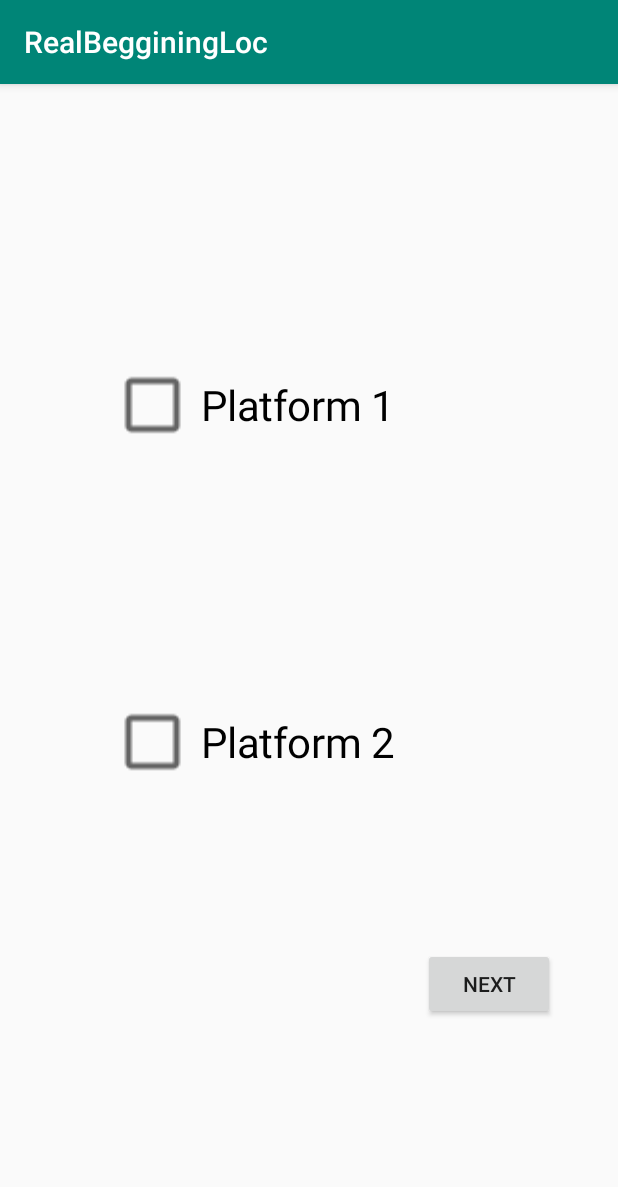
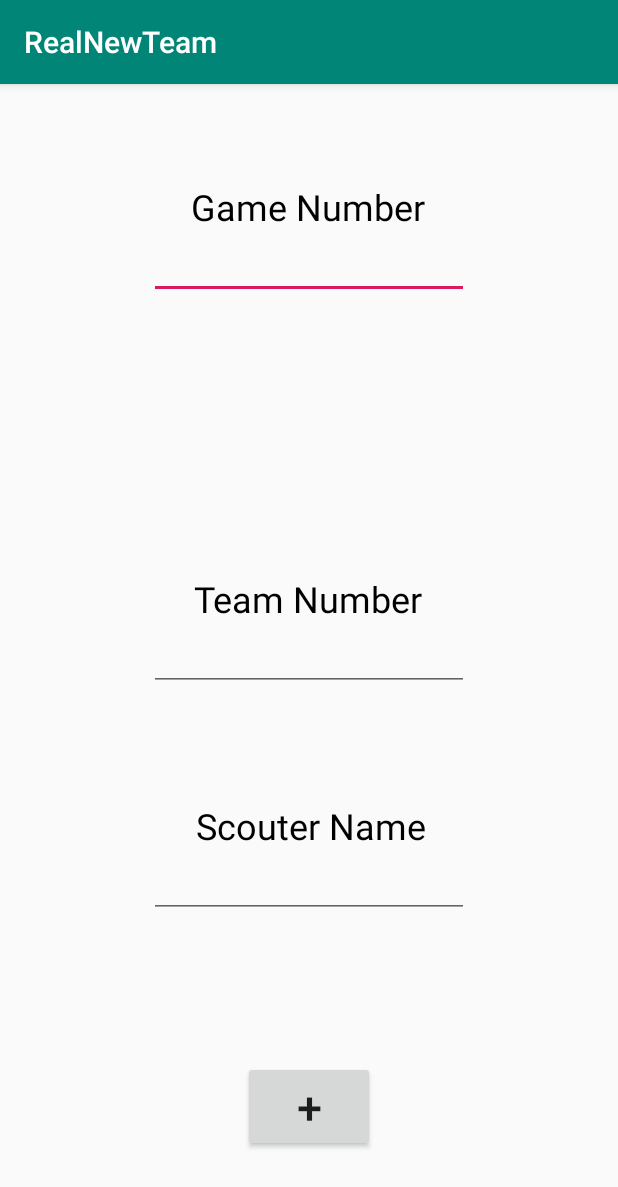
Before and after one commit to SigmaSoot/Team4939ScoutingApp, an Android app: the screen it shows after launch (RealBegginingLoc before the commit, RealNewTeam after it), after a tap on "TESTING", on a phone screen of 412 x 824 dp. Shown: the top 1187 px of the screen. Run offline under Robolectric (Android 15) with nearby library versions, the phone set to English and light mode, and no system bars.

```diff
--- a/app/src/main/java/com/example/magne/a2019roboticsapp/MainActivity.java
+++ b/app/src/main/java/com/example/magne/a2019roboticsapp/MainActivity.java
@@ -9,6 +9,7 @@ public class MainActivity extends AppCompatActivity {
 
     @Override
     protected void onCreate(Bundle savedInstanceState) {
+        setTheme(R.style.AppTheme);
         super.onCreate(savedInstanceState);
         setContentView(R.layout.activity_main);
     }
@@ -21,7 +22,7 @@ public void startCompetitionActivity(View view){
 
 // mainly testing button to take user straight to scoring page
 public void startOtherActivity(View view){
-        Intent intent2 = new Intent(this, RealBegginingLoc.class);
+        Intent intent2 = new Intent(this, RealNewTeam.class);
         startActivity(intent2);
 }
 }
--- /dev/null
+++ b/app/src/main/java/com/example/magne/a2019roboticsapp/RealNewTeam.java
@@ -0,0 +1,38 @@
+package com.example.magne.a2019roboticsapp;
+
+import android.content.Intent;
+import android.os.Bundle;
+import android.support.design.widget.FloatingActionButton;
+import android.support.design.widget.Snackbar;
+import android.support.v7.app.AppCompatActivity;
+import android.support.v7.widget.Toolbar;
+import android.view.View;
+import android.widget.EditText;
+
+public class RealNewTeam extends AppCompatActivity {
+
+    String info[] = new String[3];
+
+    @Override
+    protected void onCreate(Bundle savedInstanceState) {
+        super.onCreate(savedInstanceState);
+        setContentView(R.layout.activity_real_new_team);
+        Toolbar toolbar = findViewById(R.id.toolbar);
+        setSupportActionBar(toolbar);
+
+    }
+
+    public void startBeginningLocation(View view){
+        EditText gameNumber = findViewById(R.id.gameNumber);
+        info[0] = gameNumber.getText().toString();
+        EditText teamNumber = findViewById(R.id.teamNumber);
+        info[1] = teamNumber.getText().toString();
+        EditText scouterName = findViewById(R.id.scouterName);
+        info[2] = scouterName.getText().toString();
+
+        Intent intent = new Intent(this, RealBegginingLoc.class);
+        intent.putExtra("newTeamInfo", info);
+        startActivity(intent);
+    }
+
+}
--- /dev/null
+++ b/app/src/main/res/drawable/launch_screen.xml
@@ -0,0 +1,16 @@
+<?xml version="1.0" encoding="utf-8"?>
+<layer-list xmlns:android="http://schemas.android.com/apk/res/android" android:opacity="opaque">
+<!-- The background color, preferably the same as your normal theme -->
+<item android:drawable="@android:color/white"/>
+<!-- Your product logo - 144dp color version of your app icon -->
+<item>
+    <bitmap
+        android:src="@drawable/kevinandcole"
+        android:gravity="center"/>
+</item>
+<item>
+    <bitmap android:src="@drawable/goodluck"
+
+        android:gravity="bottom"/>
+</item>
+</layer-list>
--- /dev/null
+++ b/app/src/main/res/layout/activity_real_new_team.xml
@@ -0,0 +1,25 @@
+<?xml version="1.0" encoding="utf-8"?>
+<android.support.design.widget.CoordinatorLayout xmlns:android="http://schemas.android.com/apk/res/android"
+    xmlns:app="http://schemas.android.com/apk/res-auto"
+    xmlns:tools="http://schemas.android.com/tools"
+    android:layout_width="match_parent"
+    android:layout_height="match_parent"
+    tools:context=".RealNewTeam">
+
+    <android.support.design.widget.AppBarLayout
+        android:layout_width="match_parent"
+        android:layout_height="wrap_content"
+        android:theme="@style/AppTheme.AppBarOverlay">
+
+        <android.support.v7.widget.Toolbar
+            android:id="@+id/toolbar"
+            android:layout_width="match_parent"
+            android:layout_height="?attr/actionBarSize"
+            android:background="?attr/colorPrimary"
+            app:popupTheme="@style/AppTheme.PopupOverlay" />
+
+    </android.support.design.widget.AppBarLayout>
+
+    <include layout="@layout/content_real_new_team" />
+
+</android.support.design.widget.CoordinatorLayout>
--- /dev/null
+++ b/app/src/main/res/layout/content_real_new_team.xml
@@ -0,0 +1,88 @@
+<?xml version="1.0" encoding="utf-8"?>
+<android.support.constraint.ConstraintLayout xmlns:android="http://schemas.android.com/apk/res/android"
+    xmlns:app="http://schemas.android.com/apk/res-auto"
+    xmlns:tools="http://schemas.android.com/tools"
+    android:layout_width="match_parent"
+    android:layout_height="match_parent"
+    app:layout_behavior="@string/appbar_scrolling_view_behavior"
+    tools:context=".RealNewTeam"
+    tools:showIn="@layout/activity_real_new_team">
+
+    <TextView
+        android:id="@+id/textView16"
+        android:layout_width="wrap_content"
+        android:layout_height="wrap_content"
+        android:layout_marginTop="65dp"
+        android:layout_marginEnd="29dp"
+        android:text="Game Number"
+        android:textColor="@android:color/black"
+        android:textSize="24sp"
+        app:layout_constraintEnd_toEndOf="@+id/gameNumber"
+        app:layout_constraintTop_toTopOf="parent" />
+
+    <EditText
+        android:id="@+id/gameNumber"
+        android:layout_width="wrap_content"
+        android:layout_height="wrap_content"
+        android:ems="10"
+        android:inputType="number"
+        app:layout_constraintEnd_toEndOf="parent"
+        app:layout_constraintStart_toStartOf="parent"
+        app:layout_constraintTop_toBottomOf="@+id/textView16" />
+
+    <EditText
+        android:id="@+id/teamNumber"
+        android:layout_width="wrap_content"
+        android:layout_height="wrap_content"
+        android:layout_marginBottom="73dp"
+        android:ems="10"
+        android:inputType="number"
+        app:layout_constraintBottom_toTopOf="@+id/textView22"
+        app:layout_constraintEnd_toEndOf="parent"
+        app:layout_constraintStart_toStartOf="parent" />
+
+    <TextView
+        android:id="@+id/textView21"
+        android:layout_width="wrap_content"
+        android:layout_height="wrap_content"
+        android:layout_marginStart="30dp"
+        android:text="Team Number"
+        android:textColor="@android:color/black"
+        android:textSize="24sp"
+        app:layout_constraintBottom_toTopOf="@+id/teamNumber"
+        app:layout_constraintStart_toStartOf="@+id/teamNumber" />
+
+    <TextView
+        android:id="@+id/textView22"
+        android:layout_width="wrap_content"
+        android:layout_height="wrap_content"
+        android:layout_marginStart="31dp"
+        android:text="Scouter Name"
+        android:textColor="@android:color/black"
+        android:textSize="24sp"
+        app:layout_constraintBottom_toTopOf="@+id/scouterName"
+        app:layout_constraintStart_toStartOf="@+id/scouterName" />
+
+    <EditText
+        android:id="@+id/scouterName"
+        android:layout_width="wrap_content"
+        android:layout_height="wrap_content"
+        android:layout_marginBottom="212dp"
+        android:ems="10"
+        android:inputType="textPersonName"
+        app:layout_constraintBottom_toBottomOf="parent"
+        app:layout_constraintEnd_toEndOf="parent"
+        app:layout_constraintStart_toStartOf="parent" />
+
+    <Button
+        android:id="@+id/addTeam"
+        android:layout_width="wrap_content"
+        android:layout_height="wrap_content"
+        android:layout_marginBottom="56dp"
+        android:onClick="startBeginningLocation"
+        android:text="+"
+        android:textSize="30sp"
+        app:layout_constraintBottom_toBottomOf="parent"
+        app:layout_constraintEnd_toEndOf="parent"
+        app:layout_constraintStart_toStartOf="parent" />
+</android.support.constraint.ConstraintLayout>
--- a/app/src/main/res/layout/content_real_submit.xml
+++ b/app/src/main/res/layout/content_real_submit.xml
@@ -15,6 +15,7 @@
         android:layout_height="0dp"
         android:layout_marginTop="93dp"
         android:layout_marginBottom="75dp"
+        android:onClick="startNewTeam"
         android:text="NEW TEAM"
         android:textSize="22sp"
         app:layout_constraintBottom_toTopOf="@+id/mainPageBtn"
@@ -28,6 +29,7 @@
         android:layout_width="156dp"
         android:layout_height="0dp"
         android:layout_marginBottom="169dp"
+        android:onClick="startMainScreen"
         android:text="MAIN PAGE"
         android:textSize="22sp"
         app:layout_constraintBottom_toBottomOf="parent"
--- a/app/src/main/res/values/strings.xml
+++ b/app/src/main/res/values/strings.xml
@@ -112,5 +112,6 @@
     <string name="title_activity_real_sandstorm">RealSandstorm</string>
     <string name="title_activity_real_beggining_loc">RealBegginingLoc</string>
     <string name="title_activity_real_submit">RealSubmit</string>
+    <string name="title_activity_real_new_team">RealNewTeam</string>
 
 </resources>
--- a/app/src/main/res/values/styles.xml
+++ b/app/src/main/res/values/styles.xml
@@ -17,4 +17,8 @@
 
     <style name="AppTheme.PopupOverlay" parent="ThemeOverlay.AppCompat.Light" />
 
+    <style name="AppTheme.Launcher">
+        <item name="android:windowBackground">@drawable/launch_screen</item>
+    </style>
+
 </resources>
```
Also changed, not shown: app/src/main/AndroidManifest.xml (+16 -11 lines), app/src/main/java/com/example/magne/a2019roboticsapp/RealBegginingLoc.java (+5 -3 lines), app/src/main/java/com/example/magne/a2019roboticsapp/RealSandstorm.java (+7 -1 lines), app/src/main/java/com/example/magne/a2019roboticsapp/RealSubmit.java (+11 -0 lines), app/src/main/java/com/example/magne/a2019roboticsapp/RealTeamEndgame.java (+10 -1 lines), app/src/main/java/com/example/magne/a2019roboticsapp/RealTeamScoring.java (+50 -9 lines), app/src/main/java/com/example/magne/a2019roboticsapp/RealTeleOp.java (+26 -1 lines), app/src/main/res/drawable/goodluck.png (added), app/src/main/res/drawable/kevinandcole.png (added).
